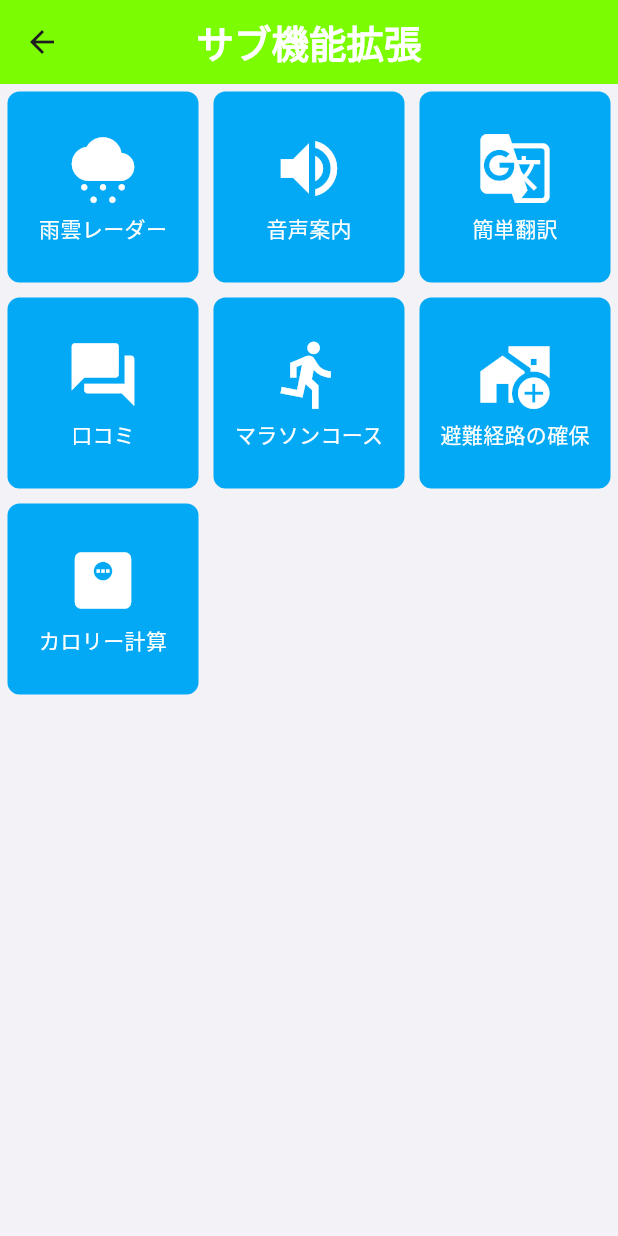
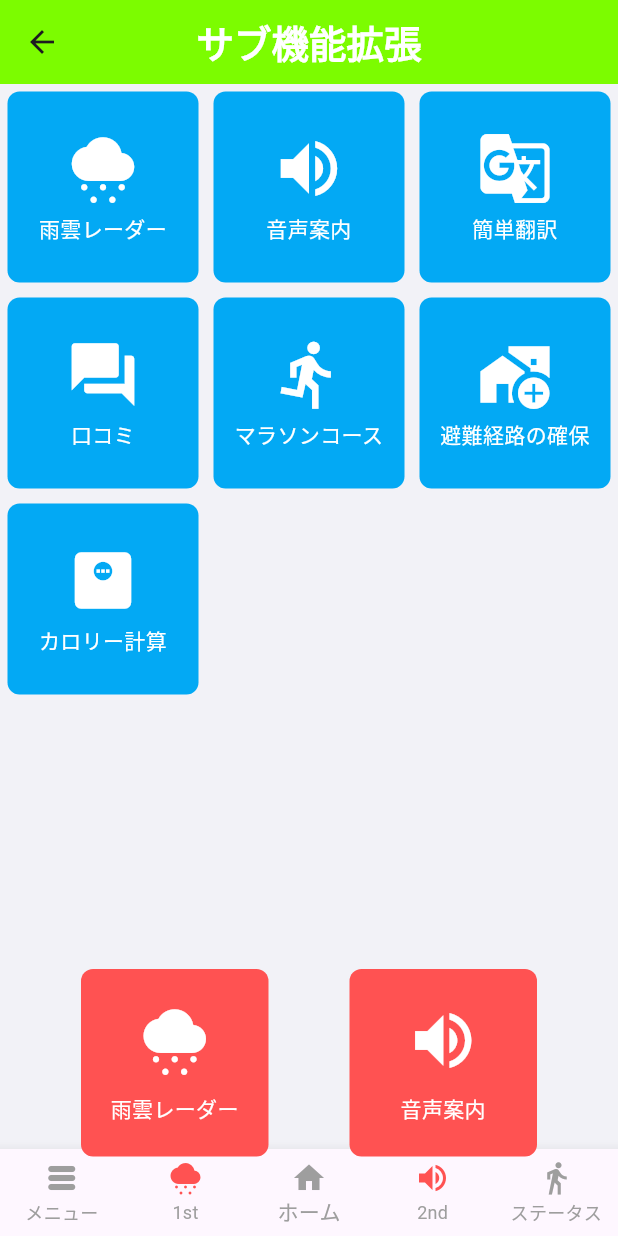
Before and after one commit to giant-shrimp/Chikuhou_frontend, a Flutter app: the DragDropScreen screen opened directly, on a phone screen of 412 x 824 dp. Run offline on Flutter 3.47's test engine with Material 3 defaults, Android fonts, the light colour scheme and no system bars; our stand-ins replace hooks_riverpod, settings_ui; generated files the repository leaves out were written again.

Commit message:
サブ機能画面の修正

```diff
--- a/lib/src/screens/drag_drop.dart
+++ b/lib/src/screens/drag_drop.dart
@@ -2,7 +2,7 @@ import 'package:flutter/material.dart';
 import 'package:flutter_gen/gen_l10n/app_localizations.dart';
 
 class DragDropScreen extends StatelessWidget {
-  const DragDropScreen({Key? key}) : super(key: key);
+  const DragDropScreen({super.key});
 
   @override
   Widget build(BuildContext context) {
@@ -10,54 +10,88 @@ class DragDropScreen extends StatelessWidget {
       appBar: AppBar(
         title: Text(AppLocalizations.of(context)!.sub_extension),
       ),
-      body: DragDropContainer(),
+      body: Stack(
+        children: [
+          const DragDropContainer(), // ドラッグドロップエリア
+          Align(
+            alignment: Alignment.bottomCenter,
+            child: BottomNavigationBar(
+              currentIndex: 2, // デフォルトでホームを選択
+              onTap: null, // タップを無効化
+              items: <BottomNavigationBarItem>[
+                BottomNavigationBarItem(
+                    icon: const Icon(Icons.table_rows_rounded),
+                    label: AppLocalizations.of(context)!.menu
+                ),
+                const BottomNavigationBarItem(
+                  icon: Icon(Icons.cloudy_snowing, color: Colors.redAccent),
+                  label: '1st',
+                ),
+                BottomNavigationBarItem(
+                    icon: const Icon(Icons.home),
+                    label: AppLocalizations.of(context)!.home
+                ),
+                const BottomNavigationBarItem(
+                    icon: Icon(Icons.volume_up, color: Colors.redAccent),
+                    label: '2nd'
+                ),
+                BottomNavigationBarItem(
+                    icon: const Icon(Icons.directions_walk_sharp),
+                    label: AppLocalizations.of(context)!.status
+                ),
+              ],
+              type: BottomNavigationBarType.fixed,
+              selectedItemColor: Colors.grey, // 選択中のアイテムの色
+              unselectedItemColor: Colors.grey, // 未選択のアイテムの色
+            ),
+          ),
+          // 上部に空箱を追加
+          Positioned(
+            top: 590,
+            left: 0,
+            right: 0,
+            child: Row(
+              mainAxisAlignment: MainAxisAlignment.spaceEvenly,
+              children: [
+                //const EmptyBox(),
+                EmptyBox1(
+                  icon: Icons.cloudy_snowing,
+                  label: AppLocalizations.of(context)!.rain_cloud_radar,
+                ),
+                EmptyBox2(
+                  icon: Icons.volume_up,
+                  label: AppLocalizations.of(context)!.audio_guidance,
+                ),
+              ],
+            ),
+          ),
+        ],
+      ),
     );
   }
 }
 
 class DragDropContainer extends StatefulWidget {
+  const DragDropContainer({super.key});
+
   @override
   _DragDropContainerState createState() => _DragDropContainerState();
 }
 
 class _DragDropContainerState extends State<DragDropContainer> {
-  // Combine icon and label together
   List<Map<String, dynamic>> items = [];
 
   @override
   void didChangeDependencies() {
     super.didChangeDependencies();
-
-    // Initialize items with localized labels
     items = [
-      {
-        'icon': Icons.cloudy_snowing,
-        'label': AppLocalizations.of(context)!.rain_cloud_radar,
-      },
-      {
-        'icon': Icons.volume_up,
-        'label': AppLocalizations.of(context)!.audio_guidance,
-      },
-      {
-        'icon': Icons.g_translate,
-        'label': AppLocalizations.of(context)!.simple_translation,
-      },
-      {
-        'icon': Icons.forum,
-        'label': AppLocalizations.of(context)!.reviews,
-      },
-      {
-        'icon': Icons.directions_run,
-        'label': AppLocalizations.of(context)!.marathon_course,
-      },
-      {
-        'icon': Icons.add_home_work,
-        'label': AppLocalizations.of(context)!.securing_evacuation_routes,
-      },
-      {
-        'icon': Icons.monitor_weight,
-        'label': AppLocalizations.of(context)!.calorie_count,
-      },
+      {'icon': Icons.cloudy_snowing, 'label': AppLocalizations.of(context)!.rain_cloud_radar},
+      {'icon': Icons.volume_up, 'label': AppLocalizations.of(context)!.audio_guidance},
+      {'icon': Icons.g_translate, 'label': AppLocalizations.of(context)!.simple_translation},
+      {'icon': Icons.forum, 'label': AppLocalizations.of(context)!.reviews},
+      {'icon': Icons.directions_run, 'label': AppLocalizations.of(context)!.marathon_course},
+      {'icon': Icons.add_home_work, 'label': AppLocalizations.of(context)!.securing_evacuation_routes},
+      {'icon': Icons.monitor_weight, 'label': AppLocalizations.of(context)!.calorie_count},
     ];
   }
 
@@ -112,7 +146,7 @@ class DragItem extends StatelessWidget {
   final IconData icon;
   final String label;
 
-  const DragItem({required this.icon, required this.label});
+  const DragItem({super.key, required this.icon, required this.label});
 
   @override
   Widget build(BuildContext context) {
@@ -130,9 +164,104 @@ class DragItem extends StatelessWidget {
           Text(
             label,
             style: const TextStyle(color: Colors.white),
+            textAlign: TextAlign.center, // テキストを中央揃え
           ),
         ],
       ),
     );
   }
 }
+
+// 空の箱ウィジェット
+class EmptyBox extends StatelessWidget {
+  const EmptyBox({super.key});
+
+  @override
+  Widget build(BuildContext context) {
+    return Container(
+      width: 125,
+      height: 125,
+      decoration: BoxDecoration(
+        color: Colors.grey[400], // 背景色を設定
+        borderRadius: BorderRadius.circular(8),
+      ),
+      child: const Center(
+        child: Text(
+          '右のボックスに\nサブ機能を入れて\nカスタマイズする\nことができます',
+          style: TextStyle(color: Colors.black),
+        ),
+      ),
+    );
+  }
+}
+
+// アイコンとラベルを持つ空箱ウィジェット
+class EmptyBox1 extends StatelessWidget {
+  final IconData icon;
+  final String label;
+
+  const EmptyBox1({
+    super.key,
+    required this.icon,
+    required this.label,
+  });
+
+  @override
+  Widget build(BuildContext context) {
+    return Container(
+      width: 125,
+      height: 125,
+      decoration: BoxDecoration(
+        color: Colors.redAccent, // 背景色を設定
+        borderRadius: BorderRadius.circular(8),
+      ),
+      child: Column(
+        mainAxisAlignment: MainAxisAlignment.center,
+        children: [
+          Icon(icon, color: Colors.white, size: 50),
+          const SizedBox(height: 10),
+          Text(
+            label,
+            style: const TextStyle(color: Colors.white),
+            textAlign: TextAlign.center,
+          ),
+        ],
+      ),
+    );
+  }
+}
+
+class EmptyBox2 extends StatelessWidget {
+  final IconData icon;
+  final String label;
+
+  const EmptyBox2({
+    super.key,
+    required this.icon,
+    required this.label,
+  });
+
+  @override
+  Widget build(BuildContext context) {
+    return Container(
+      width: 125,
+      height: 125,
+      decoration: BoxDecoration(
+        color: Colors.redAccent, // 背景色を設定
+        borderRadius: BorderRadius.circular(8),
+      ),
+      child: Column(
+        mainAxisAlignment: MainAxisAlignment.center,
+        children: [
+          Icon(icon, color: Colors.white, size: 50),
+          const SizedBox(height: 10),
+          Text(
+            label,
+            style: const TextStyle(color: Colors.white),
+            textAlign: TextAlign.center,
+          ),
+        ],
+      ),
+    );
+  }
+}
```
